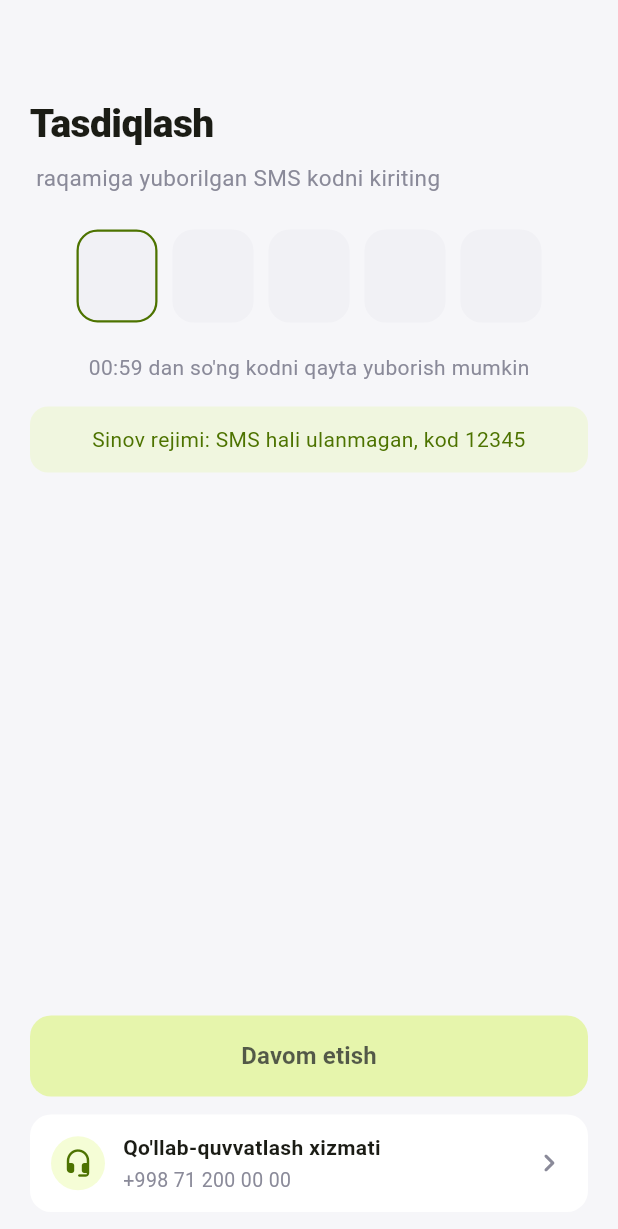
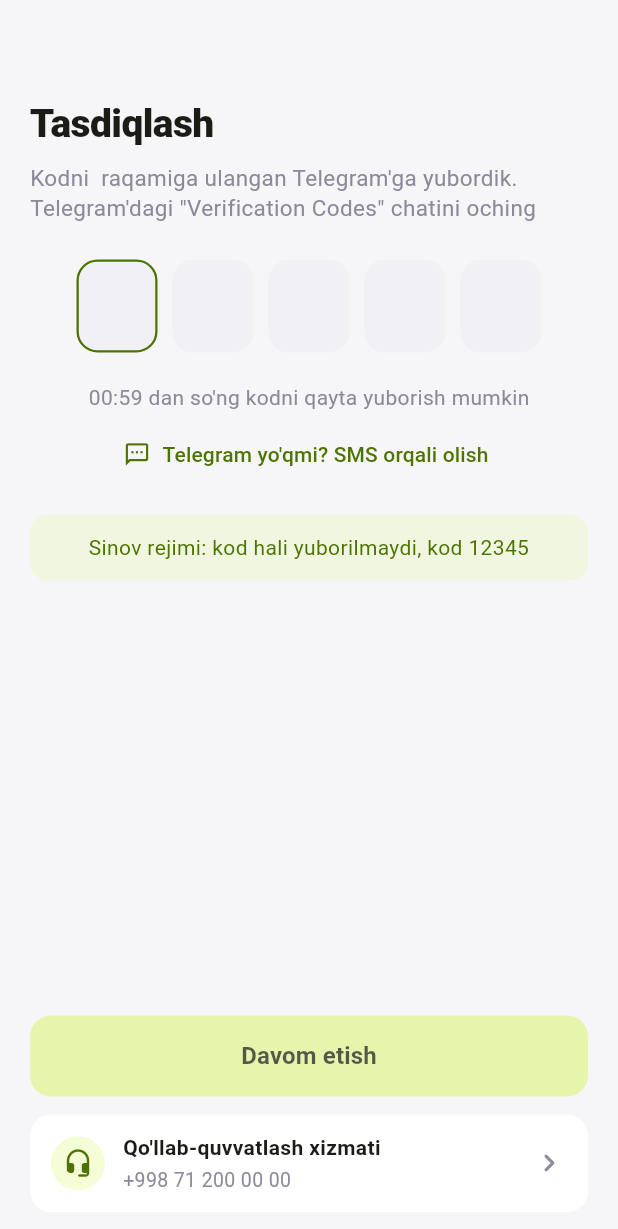
Before and after one commit to rkmshdj5rz-blip/Jalyuzichi, a Flutter app: the OtpScreen widget shown alone on an empty page, opened directly with empty values, on a phone screen of 412 x 824 dp. Shown: the top 1229 px of the screen. Run offline on Flutter 3.47's test engine with Material 3 defaults, Android fonts, the phone set to English and light mode, and no system bars; our stand-ins replace shared_preferences; accounts and stored records are empty.

Commit message:
Send the confirmation code via Telegram with SMS fallback
The code screen now defaults to Telegram and lets the user switch to
SMS (and back). Sending and checking go through an AuthService; the
app still uses a mock (code 12345) until a server with the Telegram
Gateway API and an SMS provider exists.

Co-Authored-By: Claude Opus 5.5 (1M context) <noreply@anthropic.com>
Claude-Session: https://claude.ai/code/session_01Tv7xciDPEZaLaoZD9Skyvp

```diff
--- a/lib/screens/otp_screen.dart
+++ b/lib/screens/otp_screen.dart
@@ -3,18 +3,20 @@ import 'dart:async';
 import 'package:flutter/material.dart';
 import 'package:flutter/services.dart';
 
+import '../services/auth_service.dart';
 import '../theme.dart';
 import '../widgets/auth_layout.dart';
 import 'register_screen.dart';
 
-/// Sinov rejimidagi SMS kod. Server ulangach olib tashlanadi.
-const demoSmsCode = '12345';
 const _codeLength = 5;
 
 class OtpScreen extends StatefulWidget {
-  const OtpScreen({super.key, required this.phone});
+  const OtpScreen({super.key, required this.phone, required this.channel});
 
   final String phone;
+
+  /// Kod birinchi marta qaysi yo'l bilan yuborilgan.
+  final CodeChannel channel;
 
   @override
   State<OtpScreen> createState() => _OtpScreenState();
@@ -27,6 +29,7 @@ class _OtpScreenState extends State<OtpScreen> {
   int _seconds = 60;
   String? _error;
   bool _loading = false;
+  late CodeChannel _channel = widget.channel;
 
   @override
   void initState() {
@@ -52,11 +55,19 @@ class _OtpScreenState extends State<OtpScreen> {
     super.dispose();
   }
 
+  /// Kodni qayta yuboradi, kerak bo'lsa boshqa yo'l bilan.
+  Future<void> _resend(CodeChannel channel) async {
+    _controller.clear();
+    setState(() => _channel = channel);
+    _startTimer();
+    await authService.sendCode(widget.phone, channel);
+  }
+
   Future<void> _confirm() async {
     setState(() => _loading = true);
-    await Future<void>.delayed(const Duration(milliseconds: 500));
+    final ok = await authService.verifyCode(widget.phone, _controller.text);
     if (!mounted) return;
-    if (_controller.text != demoSmsCode) {
+    if (!ok) {
       setState(() {
         _loading = false;
         _error = "Kod noto'g'ri. Qaytadan urinib ko'ring";
@@ -77,7 +88,10 @@ class _OtpScreenState extends State<OtpScreen> {
 
     return AuthLayout(
       title: 'Tasdiqlash',
-      subtitle: '${widget.phone} raqamiga yuborilgan SMS kodni kiriting',
+      subtitle: _channel == CodeChannel.telegram
+          ? "Kodni ${widget.phone} raqamiga ulangan Telegram'ga yubordik. "
+              "Telegram'dagi \"Verification Codes\" chatini oching"
+          : '${widget.phone} raqamiga yuborilgan SMS kodni kiriting',
       buttonText: 'Davom etish',
       loading: _loading,
       onPressed: code.length == _codeLength ? _confirm : null,
@@ -132,9 +146,23 @@ class _OtpScreenState extends State<OtpScreen> {
                   style: const TextStyle(color: AppColors.lightMuted),
                 )
               : TextButton.icon(
-                  onPressed: _startTimer,
+                  onPressed: () => _resend(_channel),
                   icon: const Icon(Icons.refresh_rounded),
                   label: const Text('Kodni qayta yuborish'),
+                ),
+        ),
+        const SizedBox(height: 4),
+        Center(
+          child: _channel == CodeChannel.telegram
+              ? TextButton.icon(
+                  onPressed: () => _resend(CodeChannel.sms),
+                  icon: const Icon(Icons.sms_outlined),
+                  label: const Text("Telegram yo'qmi? SMS orqali olish"),
+                )
+              : TextButton.icon(
+                  onPressed: () => _resend(CodeChannel.telegram),
+                  icon: const Icon(Icons.telegram),
+                  label: const Text('Telegram orqali olish'),
                 ),
         ),
         const SizedBox(height: 16),
@@ -145,7 +173,7 @@ class _OtpScreenState extends State<OtpScreen> {
             borderRadius: BorderRadius.circular(12),
           ),
           child: Text(
-            'Sinov rejimi: SMS hali ulanmagan, kod $demoSmsCode',
+            'Sinov rejimi: kod hali yuborilmaydi, kod ${MockAuthService.demoCode}',
             textAlign: TextAlign.center,
             style: TextStyle(color: Theme.of(context).colorScheme.primary),
           ),
--- a/lib/screens/phone_screen.dart
+++ b/lib/screens/phone_screen.dart
@@ -3,6 +3,7 @@ import 'package:flutter/services.dart';
 
 import '../app_state.dart';
 import '../data/countries.dart';
+import '../services/auth_service.dart';
 import '../widgets/auth_layout.dart';
 import 'otp_screen.dart';
 
@@ -38,12 +39,13 @@ class _PhoneScreenState extends State<PhoneScreen> {
     setState(() => _loading = true);
     final phone = '${widget.country.code}$_digits';
     await AppScope.read(context).setPhone(phone);
-    // SMS yuborish hozircha sinov rejimida.
-    await Future<void>.delayed(const Duration(milliseconds: 600));
+    await authService.sendCode(phone, CodeChannel.telegram);
     if (!mounted) return;
     setState(() => _loading = false);
     Navigator.of(context).push(
-      MaterialPageRoute(builder: (_) => OtpScreen(phone: phone)),
+      MaterialPageRoute(
+        builder: (_) => OtpScreen(phone: phone, channel: CodeChannel.telegram),
+      ),
     );
   }
 
@@ -51,7 +53,7 @@ class _PhoneScreenState extends State<PhoneScreen> {
   Widget build(BuildContext context) {
     return AuthLayout(
       title: 'Xush kelibsiz',
-      subtitle: 'Telefon raqamingizni kiriting, unga SMS kod yuboramiz',
+      subtitle: "Telefon raqamingizni kiriting, tasdiqlash kodini Telegram'ingizga yuboramiz",
       buttonText: 'Davom etish',
       loading: _loading,
       onPressed: _valid ? _continue : null,
--- /dev/null
+++ b/lib/services/auth_service.dart
@@ -0,0 +1,32 @@
+/// Tasdiqlash kodi qaysi yo'l bilan yuboriladi.
+enum CodeChannel { telegram, sms }
+
+/// Telefon raqamga kod yuborish va uni tekshirish.
+///
+/// Telegram uchun server Telegram Gateway API dan foydalanadi
+/// (sendVerificationMessage va checkVerificationStatus). Gateway kaliti
+/// faqat serverda saqlanadi, ilovaga hech qachon qo'yilmaydi.
+abstract class AuthService {
+  Future<void> sendCode(String phone, CodeChannel channel);
+
+  /// Kod to'g'ri bo'lsa true qaytaradi.
+  Future<bool> verifyCode(String phone, String code);
+}
+
+/// Sinov rejimi: hech narsa yubormaydi, faqat [demoCode] ni qabul qiladi.
+class MockAuthService implements AuthService {
+  static const demoCode = '12345';
+
+  @override
+  Future<void> sendCode(String phone, CodeChannel channel) =>
+      Future<void>.delayed(const Duration(milliseconds: 600));
+
+  @override
+  Future<bool> verifyCode(String phone, String code) async {
+    await Future<void>.delayed(const Duration(milliseconds: 500));
+    return code == demoCode;
+  }
+}
+
+/// Hozircha butun ilova sinov xizmatidan foydalanadi.
+AuthService authService = MockAuthService();
```
Also changed, not shown: 2 other files.
